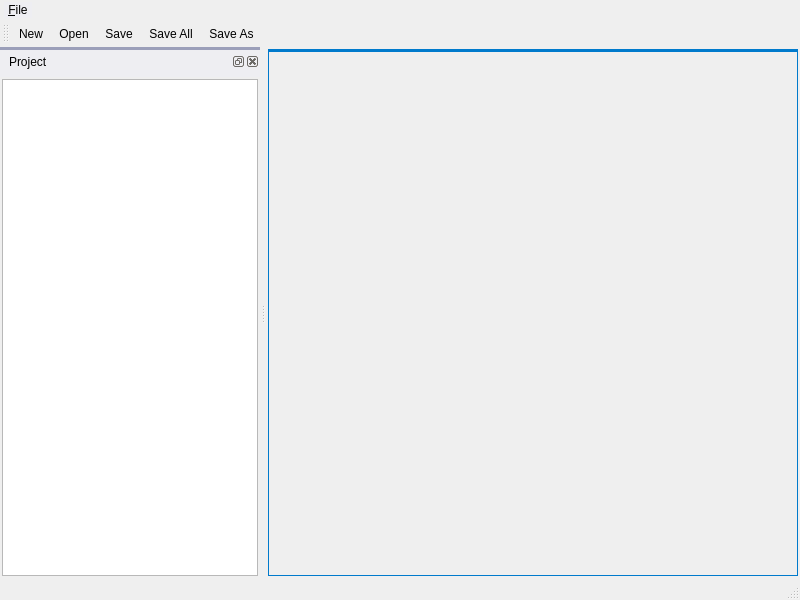
Old version of the form CDTStudio/mainwindow.ui in the repository chenguanzhou/CDTStudio.
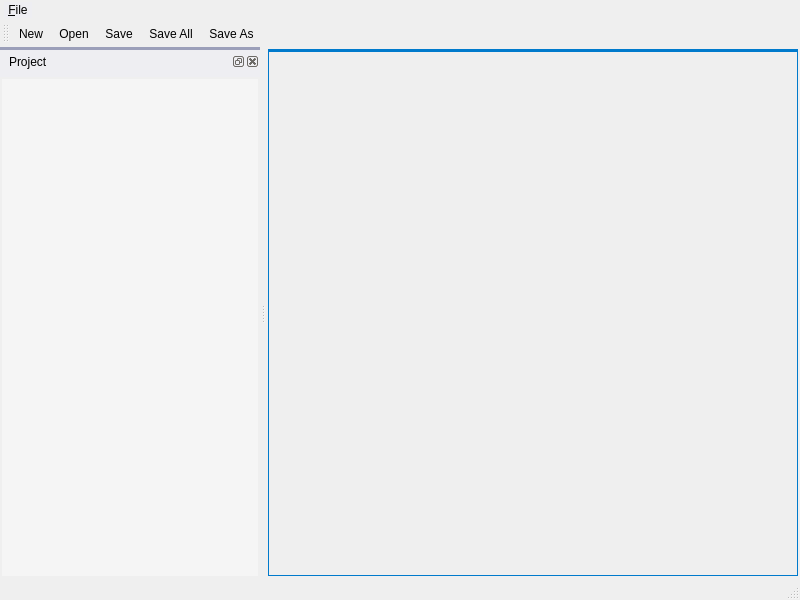
New version of the form. Icons and pictures are not drawn. Custom widgets are drawn as their Qt base class.

Commit message: 1.adjust some dockwidget's allowed areas 2.adjust ratio in CDTAttributeDockWidget 3.remove shapefileItem and markfileItem; 4.add qss for QTreeView and CDTHistogramPlot 5.edit Maximize.png icon

The edit to the form file:
```diff
--- a/CDTStudio/mainwindow.ui
+++ b/CDTStudio/mainwindow.ui
@@ -72,6 +72,7 @@
 	background-color:#EEEEF2;
 	padding: 5px;
 }
+
 QDockWidget {		
     titlebar-close-icon: url(:/Icon/Remove.png);
     titlebar-normal-icon: url(:/Icon/Maximize.png);
@@ -99,6 +100,32 @@
 QTabWidget::pane {
 	border:1px solid #007ACC;
     border-top-width:3px ;
+}
+
+QTreeView{
+	background: #F5F5F5;
+	border:none
+}
+
+QTreeView::item:selected:active{
+    background: #3399FF;
+}
+
+QTreeView::item:selected:!active {
+    background: #CCCEDB;
+}
+
+QHeaderView::section {
+    background-color:  #9B9FB9;
+    color: white;
+    padding-left: 2px;
+	border:1px solid #EEEEF2;
+}
+
+QFrame#qwtPlot {
+	border:1px solid #9B9FB9;
+    border-top-width:3px ;
+	padding: 3px
 }</string>
   </property>
   <property name="iconSize">
```
The commit also changes 6 other files.
